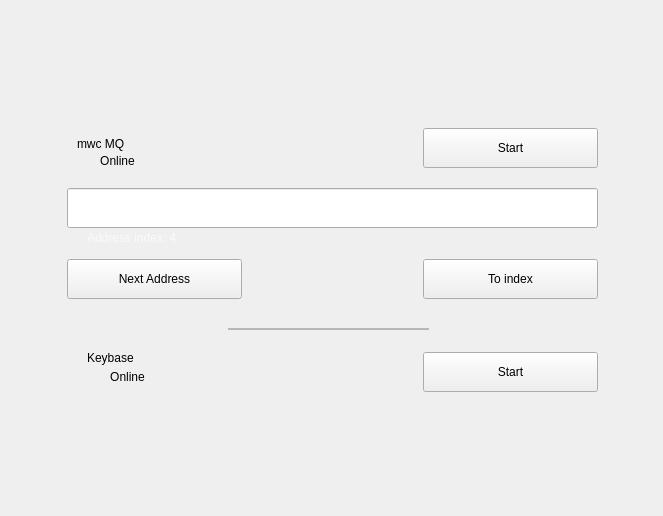
Qt form windows/e_listening.ui (0xkobe/mwc-wallet) before a commit.
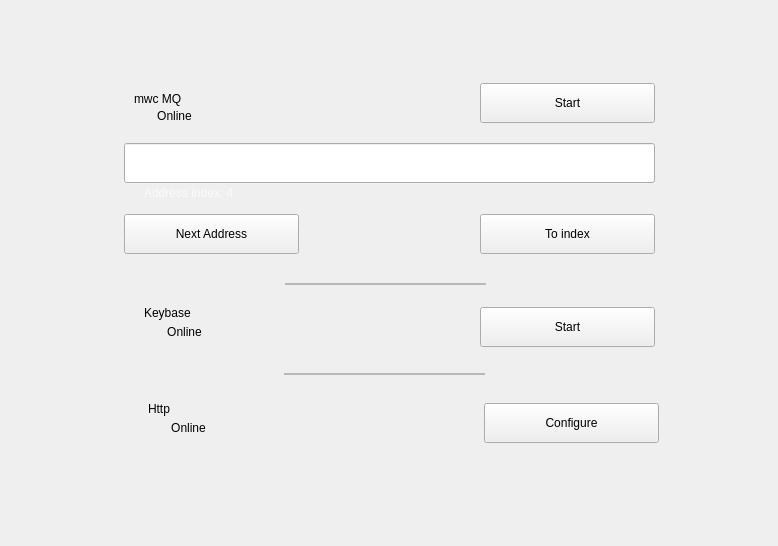
The same form after that commit. Icons and pictures are not drawn. Custom widgets are drawn as their Qt base class.

Commit message: https://github.com/mwcproject/mwc-qt-wallet/issues/201

Diff of the .ui file:
```diff
--- a/windows/e_listening.ui
+++ b/windows/e_listening.ui
@@ -6,8 +6,8 @@
    <rect>
     <x>0</x>
     <y>0</y>
-    <width>663</width>
-    <height>516</height>
+    <width>778</width>
+    <height>546</height>
    </rect>
   </property>
   <property name="windowTitle">
@@ -53,13 +53,13 @@
        <property name="minimumSize">
         <size>
          <width>550</width>
-         <height>281</height>
+         <height>400</height>
         </size>
        </property>
        <property name="maximumSize">
         <size>
          <width>550</width>
-         <height>281</height>
+         <height>400</height>
         </size>
        </property>
        <property name="frameShape">
@@ -375,6 +375,126 @@
          <enum>QFrame::Raised</enum>
         </property>
        </widget>
+       <widget class="control::MwcLine" name="frame_3">
+        <property name="geometry">
+         <rect>
+          <x>170</x>
+          <y>300</y>
+          <width>201</width>
+          <height>2</height>
+         </rect>
+        </property>
+        <property name="frameShape">
+         <enum>QFrame::StyledPanel</enum>
+        </property>
+        <property name="frameShadow">
+         <enum>QFrame::Raised</enum>
+        </property>
+       </widget>
+       <widget class="control::MwcLabelNormal" name="label_http">
+        <property name="geometry">
+         <rect>
+          <x>34</x>
+          <y>320</y>
+          <width>85</width>
+          <height>31</height>
+         </rect>
+        </property>
+        <property name="text">
+         <string>Http</string>
+        </property>
+       </widget>
+       <widget class="QLabel" name="httpStatusImg">
+        <property name="geometry">
+         <rect>
+          <x>124</x>
+          <y>330</y>
+          <width>21</width>
+          <height>21</height>
+         </rect>
+        </property>
+        <property name="toolTip">
+         <string>Keybase listener status</string>
+        </property>
+        <property name="text">
+         <string/>
+        </property>
+        <property name="pixmap">
+         <pixmap resource="../resources.qrc">:/img/StatusOk@2x.svg</pixmap>
+        </property>
+        <property name="scaledContents">
+         <bool>true</bool>
+        </property>
+       </widget>
+       <widget class="control::MwcLabelTiny" name="httpStatusTxt">
+        <property name="geometry">
+         <rect>
+          <x>34</x>
+          <y>345</y>
+          <width>81</width>
+          <height>20</height>
+         </rect>
+        </property>
+        <property name="text">
+         <string>Online</string>
+        </property>
+        <property name="alignment">
+         <set>Qt::AlignCenter</set>
+        </property>
+       </widget>
+       <widget class="control::MwcPushButtonNormal" name="httpConfigButton">
+        <property name="geometry">
+         <rect>
+          <x>370</x>
+          <y>330</y>
+          <width>175</width>
+          <height>40</height>
+         </rect>
+        </property>
+        <property name="minimumSize">
+         <size>
+          <width>0</width>
+          <height>40</height>
+         </size>
+        </property>
+        <property name="maximumSize">
+         <size>
+          <width>16777215</width>
+          <height>40</height>
+         </size>
+        </property>
+        <property name="cursor">
+         <cursorShape>PointingHandCursor</cursorShape>
+        </property>
+        <property name="focusPolicy">
+         <enum>Qt::StrongFocus</enum>
+        </property>
+        <property name="toolTip">
+         <string>Configure Wallet foreign REST API</string>
+        </property>
+        <property name="text">
+         <string>Configure</string>
+        </property>
+       </widget>
+       <widget class="control::MwcLabelSmall" name="http_warnings">
+        <property name="geometry">
+         <rect>
+          <x>155</x>
+          <y>305</y>
+          <width>211</width>
+          <height>91</height>
+         </rect>
+        </property>
+        <property name="text">
+         <string/>
+        </property>
+        <property name="alignment">
+         <set>Qt::AlignCenter</set>
+        </property>
+        <property name="wordWrap">
+         <bool>true</bool>
+        </property>
+       </widget>
       </widget>
      </item>
      <item>
@@ -413,27 +533,32 @@
    <extends>QPushButton</extends>
    <header>control/MwcPushButton.h</header>
   </customwidget>
-  <customwidget>
-   <class>control::MwcLabelNormal</class>
-   <extends>QLabel</extends>
-   <header>control/MwcLabel.h</header>
-  </customwidget>
   <customwidget>
    <class>control::MwcLineEditNormal</class>
    <extends>QLineEdit</extends>
    <header>control/MwcLineEdit.h</header>
   </customwidget>
+  <customwidget>
+   <class>control::MwcLabelSmall</class>
+   <extends>QLabel</extends>
+   <header>control/MwcLabel.h</header>
+  </customwidget>
+  <customwidget>
+   <class>control::MwcLabelNormal</class>
+   <extends>QLabel</extends>
+   <header>control/MwcLabel.h</header>
+  </customwidget>
+  <customwidget>
+   <class>control::MwcLabelTiny</class>
+   <extends>QLabel</extends>
+   <header>control/MwcLabel.h</header>
+  </customwidget>
   <customwidget>
    <class>control::MwcLine</class>
    <extends>QFrame</extends>
    <header>control/MwcFrameWithBorder.h</header>
    <container>1</container>
   </customwidget>
-  <customwidget>
-   <class>control::MwcLabelTiny</class>
-   <extends>QLabel</extends>
-   <header>control/MwcLabel.h</header>
-  </customwidget>
  </customwidgets>
  <resources>
   <include location="../resources.qrc"/>
```
The commit also changes 45 other files.
